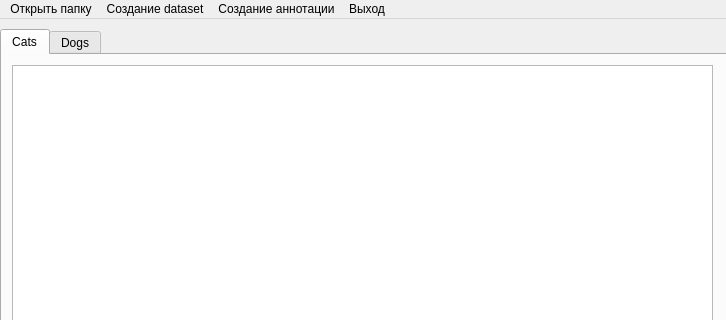
First picture: the form in design.ui, repository Tattaboe/Programm-lab, before the edit; both pictures show x 0 to 726 and y 0 to 320 of the 726 by 624 pixel window.
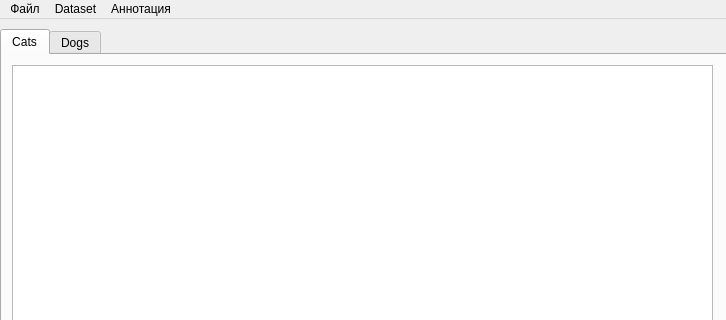
Second picture: the form after the edit. The open tabs and pages were chosen to show the change.

```diff
--- a/design.ui
+++ b/design.ui
@@ -110,29 +110,24 @@
    </property>
    <widget class="QMenu" name="menu">
     <property name="title">
-     <string>Открыть папку</string>
+     <string>Файл</string>
     </property>
    </widget>
    <widget class="QMenu" name="menu_Dataset">
     <property name="title">
-     <string>Создание dataset</string>
+     <string>Dataset</string>
     </property>
     <addaction name="actiondataset2"/>
    </widget>
    <widget class="QMenu" name="menu_2">
     <property name="title">
-     <string>Создание аннотации</string>
+     <string>Аннотация</string>
     </property>
-   </widget>
-   <widget class="QMenu" name="menu_3">
-    <property name="title">
-     <string>Выход</string>
-    </property>
+    <addaction name="action_C_Dataset"/>
    </widget>
    <addaction name="menu"/>
    <addaction name="menu_Dataset"/>
    <addaction name="menu_2"/>
-   <addaction name="menu_3"/>
   </widget>
   <action name="actiondataset2">
    <property name="text">
```
Left out of the diff: 27 changed lines with no effect on the pictures.
